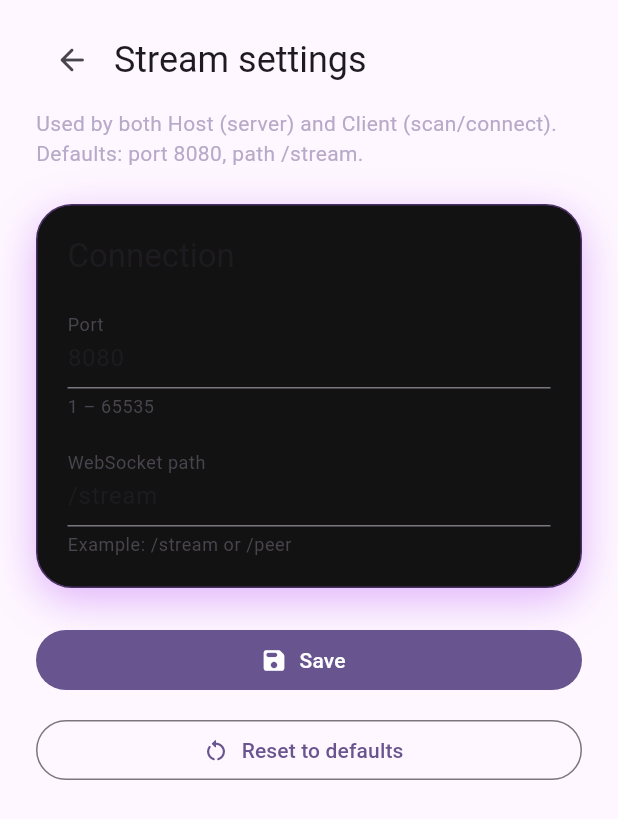
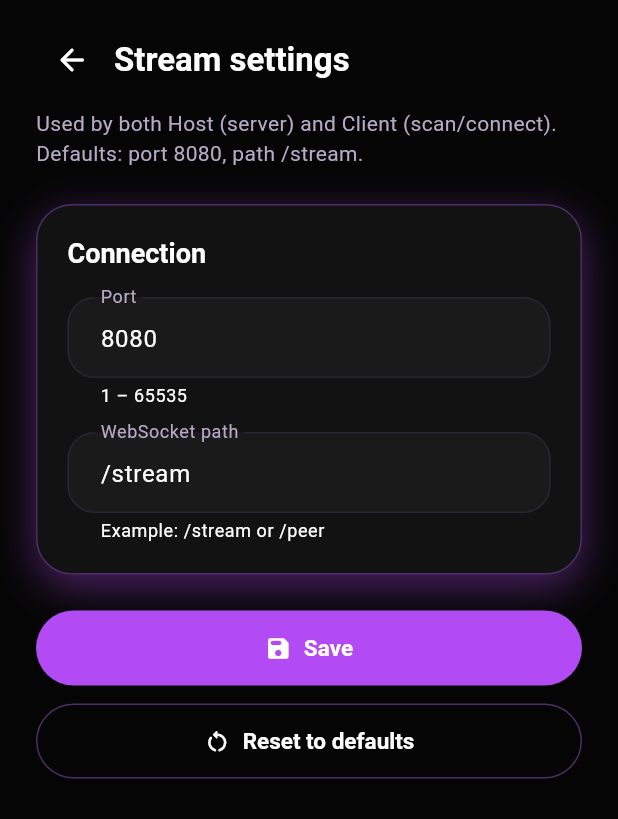
Before and after one commit to Leta-D/PeerView-streaming-app, a Flutter app: the screen it shows after launch, after a tap on the "settings" icon, on a phone screen of 412 x 824 dp. Shown: the top 819 px of the screen. Run offline on Flutter 3.47's test engine with Material 3 defaults, Android fonts, the phone set to English and light mode, and no system bars; our stand-ins replace connectivity_plus, equatable, flutter_bloc, get_it, permission_handler, qr_flutter and 1 more; missing offline and left inert: flutter_webrtc, mobile_scanner.

Commit message:
some changes

```diff
--- a/lib/main.dart
+++ b/lib/main.dart
@@ -1,9 +1,11 @@
 import 'package:flutter/material.dart';
+import 'package:peer_view_2/constants/app_theme.dart';
+import 'package:peer_view_2/core/di/injection.dart';
 import 'package:peer_view_2/presentation/main_screens/role_selection_screen.dart';
-import 'package:peer_view_2/core/di/injection.dart';
 
-void main() {
-  configureDependencies();
+Future<void> main() async {
+  WidgetsFlutterBinding.ensureInitialized();
+  await configureDependencies();
   runApp(const PeerViewApp());
 }
 
@@ -14,10 +16,8 @@ class PeerViewApp extends StatelessWidget {
   Widget build(BuildContext context) {
     return MaterialApp(
       title: 'Peer View 2',
-      theme: ThemeData(
-        colorScheme: ColorScheme.fromSeed(seedColor: Colors.deepPurple),
-        useMaterial3: true,
-      ),
+      debugShowCheckedModeBanner: false,
+      theme: AppTheme.dark,
       home: const RoleSelectionScreen(),
     );
   }
```
Also changed, not shown: 3 other files.
